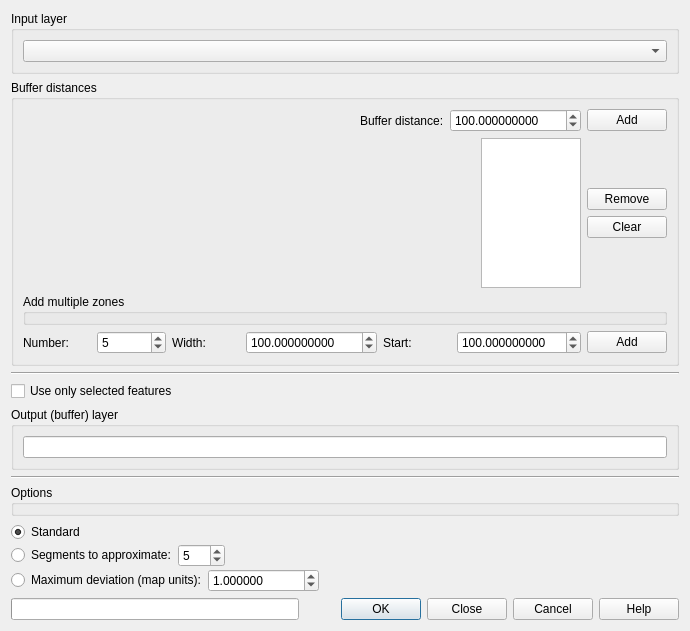
Qt form ui_multidistancebuffer.ui (havatv/qgismultidistancebufferplugin) before a commit.
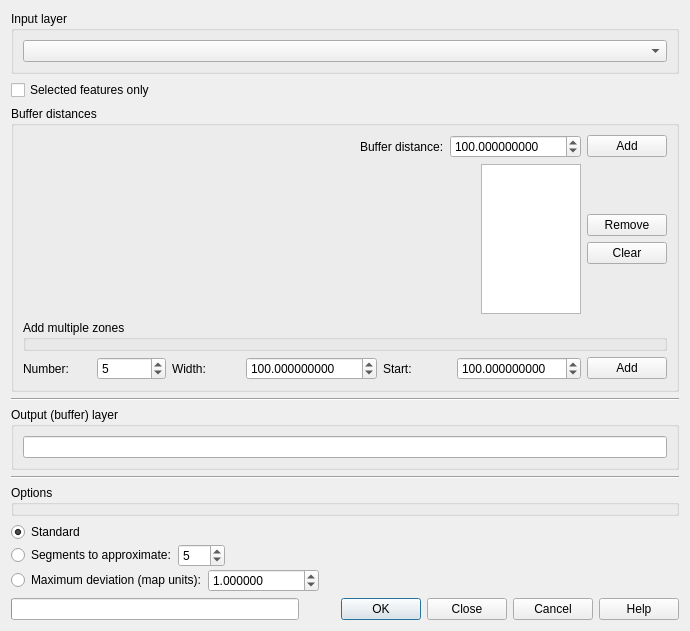
The same form after that commit.

```diff
--- a/ui_multidistancebuffer.ui
+++ b/ui_multidistancebuffer.ui
@@ -36,6 +36,22 @@
      </layout>
     </widget>
    </item>
+   <item>
+    <widget class="QCheckBox" name="selectedOnlyCB">
+     <property name="enabled">
+      <bool>true</bool>
+     </property>
+     <property name="sizePolicy">
+      <sizepolicy hsizetype="Maximum" vsizetype="Fixed">
+       <horstretch>0</horstretch>
+       <verstretch>0</verstretch>
+      </sizepolicy>
+     </property>
+     <property name="text">
+      <string>Selected features only</string>
+     </property>
+    </widget>
+   </item>
    <item>
     <widget class="QGroupBox" name="groupBox_2">
      <property name="acceptDrops">
@@ -296,22 +312,6 @@
      </property>
     </widget>
    </item>
-   <item>
-    <widget class="QCheckBox" name="selectedOnlyCB">
-     <property name="enabled">
-      <bool>true</bool>
-     </property>
-     <property name="sizePolicy">
-      <sizepolicy hsizetype="Maximum" vsizetype="Fixed">
-       <horstretch>0</horstretch>
-       <verstretch>0</verstretch>
-      </sizepolicy>
-     </property>
-     <property name="text">
-      <string>Use only selected features</string>
-     </property>
-    </widget>
-   </item>
    <item>
     <widget class="QGroupBox" name="groupBox">
      <property name="title">
```
